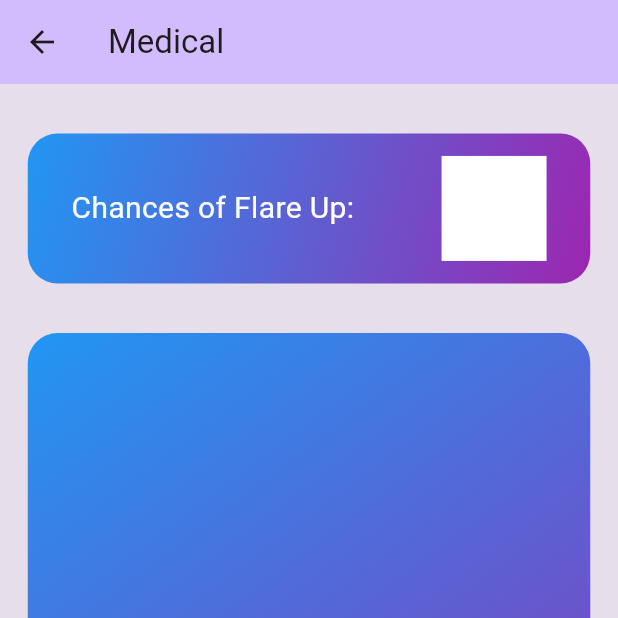
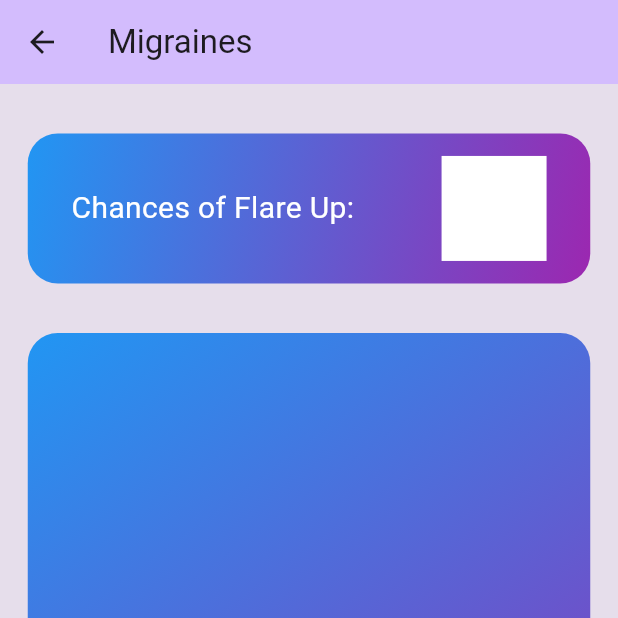
Before and after one commit to Skylar1245/Hack-Ohio-12, a Flutter app: the screen it shows after launch, after a tap on "Migraines", on a phone screen of 412 x 824 dp, the top half of it. Run offline on Flutter 3.47's test engine with Material 3 defaults, Android fonts, the phone set to English and light mode, and no system bars; our stand-ins replace geolocator, weather.

Commit message:
changed colors on homescreen and edited medical title

```diff
--- a/lib/UI Files/homescreen.dart
+++ b/lib/UI Files/homescreen.dart
@@ -14,7 +14,7 @@ class HomeScreen extends StatefulWidget {
 class _HomeScreenState extends State<HomeScreen> {
   @override
   Widget build(BuildContext context) {
-    Divider divider = Divider(height: 40, color: Colors.transparent);
+    Divider divider = Divider(height: 10, color: Colors.transparent);
     Divider buttonDivider = Divider(height: 20, color: Colors.transparent);
     return Scaffold(
         appBar: AppBar(
@@ -28,20 +28,15 @@ class _HomeScreenState extends State<HomeScreen> {
                   decoration: BoxDecoration(
                     borderRadius: BorderRadius.circular(
                         20), // Adjust the radius as needed
-                    color: const Color.fromARGB(255, 17, 93, 136),
+                    gradient: Global.gradient(),
                   ),
-                  constraints: BoxConstraints.expand(
-                    height:
-                        Theme.of(context).textTheme.headlineMedium!.fontSize! *
-                                1.1 +
-                            200.0,
-                  ),
-                  //padding: const EdgeInsets.all(8.0),
                   alignment: Alignment.bottomCenter,
-                  width: 375,
+                  width: Global.getWidthByPercentage(context, 90),
+                  height: Global.getHeightByPercentage(context, 30),
                   child: Column(
                     children: [
-                      Text('Sun', style: TextStyle(fontSize: 30),),
+                      Text('Sun', style: TextStyle(fontSize: 30, color: Global.textColor())),
+                      //temperature goes here FIXME
                       Container(
                           decoration: BoxDecoration(
                             borderRadius: BorderRadius.circular(
@@ -50,7 +45,7 @@ class _HomeScreenState extends State<HomeScreen> {
                           ),
                           //padding: const EdgeInsets.all(8.0),
                           alignment: Alignment.center,
-                          width: 375,
+                          width: Global.getWidthByPercentage(context, 80),
                           child: Text('Weekly forecast'))
                     ],
                   )),
@@ -60,11 +55,12 @@ class _HomeScreenState extends State<HomeScreen> {
                       decoration: BoxDecoration(
                         borderRadius: BorderRadius.circular(
                             20), // Adjust the radius as needed
-                        color: const Color.fromARGB(255, 201, 9, 9),
+                        gradient: Global.gradient(),
                       ),
                       //padding: const EdgeInsets.all(8.0),
                       alignment: Alignment.bottomCenter,
-                      width: 375,
+                      width: Global.getWidthByPercentage(context, 90),
+                      height: Global.getHeightByPercentage(context, 60),
                       child: ListView(
                           padding: const EdgeInsets.all(8),
                           children: <Widget>[
@@ -76,7 +72,7 @@ class _HomeScreenState extends State<HomeScreen> {
                                   MaterialPageRoute(
                                       builder: (context) =>
                                           const Medicalbaseclass(
-                                              title: 'Medical')),
+                                              title: 'Migraines')),
                                 );
                               },
                               label: Text('Migraines'),
@@ -92,7 +88,7 @@ class _HomeScreenState extends State<HomeScreen> {
                                   MaterialPageRoute(
                                       builder: (context) =>
                                           const Medicalbaseclass(
-                                              title: 'Medical')),
+                                              title: 'Asthma')),
                                 );
                               },
                               label: Text('Asthma'),
@@ -108,7 +104,7 @@ class _HomeScreenState extends State<HomeScreen> {
                                   MaterialPageRoute(
                                       builder: (context) =>
                                           const Medicalbaseclass(
-                                              title: 'Medical')),
+                                              title: 'Arthritis')),
                                 );
                               },
                               label: Text('Arthritis'),
```
